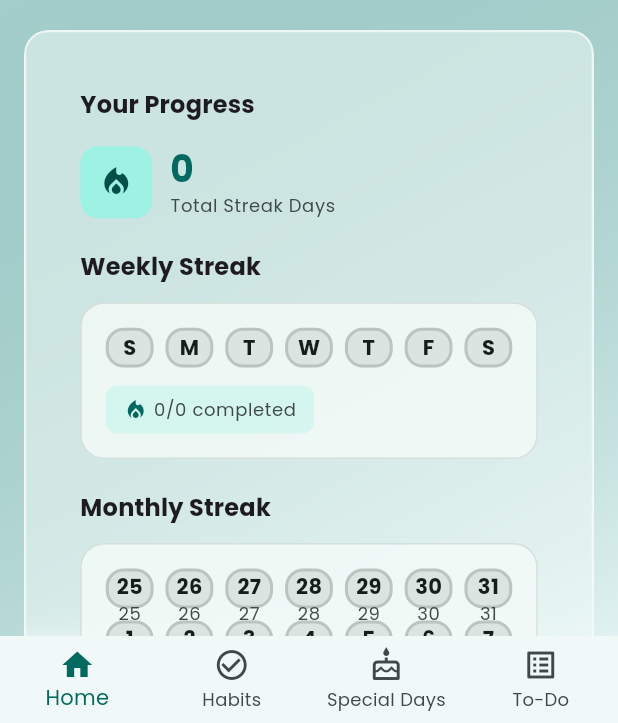
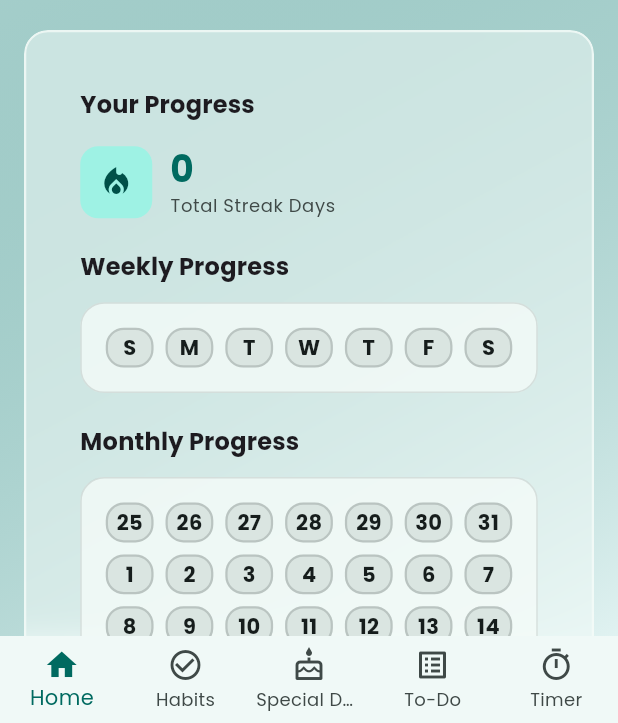
Before and after one commit to shad-ct/Habit-Habibi, a Flutter app: the screen it shows after launch, on a phone screen of 412 x 824 dp, the part 513-1236 px from its top. Run offline on Flutter 3.47's test engine with Material 3 defaults, Android fonts, the phone set to English and light mode, and no system bars; our stand-ins replace cloud_firestore, firebase_core, flutter_animate, flutter_local_notifications, google_fonts, timezone; accounts and stored records are empty; network calls fail.

Commit message:
added timer

```diff
--- a/lib/home_screen.dart
+++ b/lib/home_screen.dart
@@ -1,5 +1,12 @@
 // home_screen.dart
 // Android-optimized home page with larger vertical calendar displays
+
+// --- FIX NOTES ---
+// 1. Rewrote the `_buildStreakCalendar` widget logic completely.
+// 2. The calendar now correctly infers historical completion data based on
+//    each habit's 'streak' and 'isCompletedToday' status.
+// 3. The color of each day now represents the percentage of habits completed
+//    on that day, giving a much more accurate and useful visualization.
 
 import 'package:flutter/material.dart';
 import 'package:cloud_firestore/cloud_firestore.dart';
@@ -45,6 +52,8 @@ class _HomeScreenState extends State<HomeScreen> {
             _isLoadingQuote = false;
           });
         }
+      } else {
+        throw Exception('Failed to load quote');
       }
     } catch (e) {
       setState(() {
@@ -55,8 +64,10 @@ class _HomeScreenState extends State<HomeScreen> {
     }
   }
 
+  // --- UPDATED WIDGET ---
   Widget _buildStreakCalendar(List<DocumentSnapshot> habits, bool isWeekly) {
     final now = DateTime.now();
+    final today = DateTime(now.year, now.month, now.day);
     final daysToShow = isWeekly ? 7 : 30;
     final theme = Theme.of(context);
 
@@ -64,7 +75,7 @@ class _HomeScreenState extends State<HomeScreen> {
       crossAxisAlignment: CrossAxisAlignment.start,
       children: [
         Text(
-          isWeekly ? 'Weekly Streak' : 'Monthly Streak',
+          isWeekly ? 'Weekly Progress' : 'Monthly Progress',
           style: theme.textTheme.titleMedium?.copyWith(
             fontWeight: FontWeight.bold,
           ),
@@ -82,12 +93,11 @@ class _HomeScreenState extends State<HomeScreen> {
           child: Column(
             crossAxisAlignment: CrossAxisAlignment.start,
             children: [
-              // Calendar grid
               GridView.builder(
                 shrinkWrap: true,
                 physics: const NeverScrollableScrollPhysics(),
                 gridDelegate: SliverGridDelegateWithFixedCrossAxisCount(
-                  crossAxisCount: isWeekly ? 7 : 7,
+                  crossAxisCount: 7,
                   crossAxisSpacing: 8,
                   mainAxisSpacing: 8,
                   childAspectRatio: 1.2,
@@ -95,25 +105,54 @@ class _HomeScreenState extends State<HomeScreen> {
                 itemCount: daysToShow,
                 itemBuilder: (context, index) {
                   final date =
-                      now.subtract(Duration(days: daysToShow - 1 - index));
+                      today.subtract(Duration(days: daysToShow - 1 - index));
                   final dayName = isWeekly
                       ? ['M', 'T', 'W', 'T', 'F', 'S', 'S'][date.weekday - 1]
                       : date.day.toString();
 
-                  final isCompleted =
-                      habits.any((habit) => habit['isCompletedToday'] == true);
+                  final daysAgo = today.difference(date).inDays;
+
+                  int completedHabitsForThisDay = 0;
+                  if (habits.isNotEmpty) {
+                    for (var habit in habits) {
+                      final data = habit.data() as Map<String, dynamic>;
+                      final streak = data['streak'] as int? ?? 0;
+                      final isCompletedToday =
+                          data['isCompletedToday'] as bool? ?? false;
+
+                      if (isCompletedToday) {
+                        if (daysAgo < streak) {
+                          completedHabitsForThisDay++;
+                        }
+                      } else {
+                        if (daysAgo > 0 && daysAgo <= streak) {
+                          completedHabitsForThisDay++;
+                        }
+                      }
+                    }
+                  }
+
+                  final completionRatio = habits.isEmpty
+                      ? 0.0
+                      : completedHabitsForThisDay / habits.length;
+
+                  final color = Color.lerp(
+                    theme.colorScheme.surfaceVariant,
+                    theme.colorScheme.primary,
+                    completionRatio,
+                  )!;
+
+                  final onColor = completionRatio > 0.6
+                      ? theme.colorScheme.onPrimary
+                      : theme.colorScheme.onSurface;
 
                   return Container(
                     decoration: BoxDecoration(
-                      color: isCompleted
-                          ? theme.colorScheme.primary
-                          : theme.colorScheme.surfaceVariant,
+                      color: color,
                       borderRadius: BorderRadius.circular(12),
                       border: Border.all(
-                        color: isCompleted
-                            ? theme.colorScheme.primary
-                            : theme.colorScheme.outline.withOpacity(0.3),
-                        width: 2,
+                        color: theme.colorScheme.outline.withOpacity(0.3),
+                        width: 1.5,
                       ),
                     ),
                     child: Column(
@@ -122,51 +161,14 @@ class _HomeScreenState extends State<HomeScreen> {
                         Text(
                           dayName,
                           style: theme.textTheme.bodyMedium?.copyWith(
-                            color: isCompleted
-                                ? theme.colorScheme.onPrimary
-                                : theme.colorScheme.onSurface,
+                            color: onColor,
                             fontWeight: FontWeight.bold,
                           ),
                         ),
-                        if (!isWeekly && daysToShow > 7)
-                          Text(
-                            date.day.toString(),
-                            style: theme.textTheme.bodySmall?.copyWith(
-                              color: isCompleted
-                                  ? theme.colorScheme.onPrimary
-                                  : theme.colorScheme.onSurfaceVariant,
-                            ),
-                          ),
                       ],
                     ),
                   );
                 },
-              ),
-              const SizedBox(height: 12),
-              Container(
-                padding:
-                    const EdgeInsets.symmetric(horizontal: 12, vertical: 8),
-                decoration: BoxDecoration(
-                  color: theme.colorScheme.primaryContainer.withOpacity(0.3),
-                  borderRadius: BorderRadius.circular(8),
-                ),
-                child: Row(
-                  mainAxisSize: MainAxisSize.min,
-                  children: [
-                    Icon(
-                      Icons.local_fire_department,
-                      size: 16,
-                      color: theme.colorScheme.primary,
-                    ),
-                    const SizedBox(width: 4),
-                    Text(
-                      '${habits.where((h) => h['isCompletedToday'] == true).length}/${habits.length} completed',
-                      style: theme.textTheme.bodySmall?.copyWith(
-                        color: theme.colorScheme.onSurfaceVariant,
-                      ),
-                    ),
-                  ],
-                ),
               ),
             ],
           ),
@@ -203,6 +205,10 @@ class _HomeScreenState extends State<HomeScreen> {
             }
 
             final habits = snapshot.data?.docs ?? [];
+            final totalStreakDays = habits.fold(0, (sum, habit) {
+              final data = habit.data() as Map<String, dynamic>?;
+              return sum + (data?['streak'] as int? ?? 0);
+            });
 
             return SingleChildScrollView(
               padding: const EdgeInsets.all(16),
@@ -211,6 +217,7 @@ class _HomeScreenState extends State<HomeScreen> {
                 children: [
                   // Welcome header
                   GlassmorphicContainer(
+                    margin: EdgeInsets.zero,
                     child: Padding(
                       padding: const EdgeInsets.all(20),
                       child: Column(
@@ -237,6 +244,7 @@ class _HomeScreenState extends State<HomeScreen> {
 
                   // Daily quote
                   GlassmorphicContainer(
+                    margin: EdgeInsets.zero,
                     child: Padding(
                       padding: const EdgeInsets.all(20),
                       child: Column(
@@ -282,6 +290,7 @@ class _HomeScreenState extends State<HomeScreen> {
 
                   // Progress overview
                   GlassmorphicContainer(
+                    margin: EdgeInsets.zero,
                     child: Padding(
                       padding: const EdgeInsets.all(20),
                       child: Column(
@@ -294,8 +303,6 @@ class _HomeScreenState extends State<HomeScreen> {
                             ),
                           ),
                           const SizedBox(height: 16),
-
-                          // Total streak
                           Row(
                             children: [
                               Container(
@@ -315,7 +322,7 @@ class _HomeScreenState extends State<HomeScreen> {
                                 crossAxisAlignment: CrossAxisAlignment.start,
                                 children: [
                                   Text(
-                                    '${habits.fold(0, (sum, habit) => sum + (habit['streak'] as int))}',
+                                    '$totalStreakDays',
                                     style:
                                         theme.textTheme.headlineSmall?.copyWith(
                                       fontWeight: FontWeight.bold,
@@ -333,63 +340,14 @@ class _HomeScreenState extends State<HomeScreen> {
                             ],
                           ),
                           const SizedBox(height: 20),
-
-                          // Weekly streak calendar
                           _buildStreakCalendar(habits, true),
                           const SizedBox(height: 20),
-
-                          // Monthly streak calendar
                           _buildStreakCalendar(habits, false),
                         ],
                       ),
                     ),
                   ),
                   const SizedBox(height: 20),
-
-                  // Quick stats
-                  GlassmorphicContainer(
-                    child: Padding(
-                      padding: const EdgeInsets.all(20),
-                      child: Column(
-                        crossAxisAlignment: CrossAxisAlignment.start,
-                        children: [
-                          Text(
-                            'Quick Stats',
-                            style: theme.textTheme.titleMedium?.copyWith(
-                              fontWeight: FontWeight.bold,
-                            ),
-                          ),
-                          const SizedBox(height: 16),
-                          Row(
-                            mainAxisAlignment: MainAxisAlignment.spaceEvenly,
-                            children: [
-                              _buildStatCard(
-                                '${habits.length}',
-                                'Total\nHabits',
-                                Icons.list,
-                                theme.colorScheme.primary,
-                                theme,
-                              ),
-                              _buildStatCard(
-                                '${habits.where((h) => h['isCompletedToday'] == true).length}',
-                                'Completed\nToday',
-                                Icons.check_circle,
-                                Colors.green,
-                                theme,
-                              ),
-                              _buildStatCard(
-                                '${habits.where((h) => (h['streak'] as int) >= 7).length}',
-                                'Weekly\nStreak',
-                                Icons.calendar_today,
-                                Colors.orange,
-                                theme,
-                              ),
-                            ],
-                          ),
-                        ],
-                      ),
-                    ),
-                  ),
                 ],
               ),
             );
@@ -398,46 +356,4 @@ class _HomeScreenState extends State<HomeScreen> {
       ),
     );
   }
-
-  Widget _buildStatCard(
-    String value,
-    String label,
-    IconData icon,
-    Color color,
-    ThemeData theme,
-  ) {
-    return Expanded(
-      child: Container(
-        margin: const EdgeInsets.symmetric(horizontal: 4),
-        padding: const EdgeInsets.all(16),
-        decoration: BoxDecoration(
-          color: theme.colorScheme.surfaceVariant.withOpacity(0.3),
-          borderRadius: BorderRadius.circular(12),
-          border: Border.all(
-            color: theme.colorScheme.outline.withOpacity(0.2),
-          ),
-        ),
-        child: Column(
-          children: [
-            Icon(icon, color: color, size: 24),
-            const SizedBox(height: 8),
-            Text(
-              value,
-              style: theme.textTheme.titleLarge?.copyWith(
-                fontWeight: FontWeight.bold,
-                color: color,
-              ),
-            ),
-            Text(
-              label,
-              textAlign: TextAlign.center,
-              style: theme.textTheme.bodySmall?.copyWith(
-                color: theme.colorScheme.onSurfaceVariant,
-              ),
-            ),
-          ],
-        ),
-      ),
-    );
-  }
 }
--- a/lib/main.dart
+++ b/lib/main.dart
@@ -1,6 +1,10 @@
 // main.dart
 // Main entry point for the Habit-Habibi application.
-// This file initializes the app and sets up the primary theme and navigation.
+
+// --- UPDATE NOTES ---
+// 1. Imported the new `timer_stopwatch_screen.dart`.
+// 2. Added the `TimerStopwatchScreen` to the list of screens.
+// 3. Added a new `BottomNavigationBarItem` for the new screen.
 
 import 'package:flutter/material.dart';
 import 'package:firebase_core/firebase_core.dart';
@@ -12,14 +16,13 @@ import 'notification_service.dart';
 import 'notification_scheduler.dart';
 import 'todo_list_screen.dart';
 import 'home_screen.dart';
+import 'timer_stopwatch_screen.dart'; // New import
 
 void main() async {
   WidgetsFlutterBinding.ensureInitialized();
 
-  // Initialize the notification service
   final notificationService = NotificationService();
   await notificationService.init();
-  // FIXED: Request notification permissions on startup
   await notificationService.requestPermissions();
 
   await Firebase.initializeApp(
@@ -33,7 +36,6 @@ void main() async {
         measurementId: "G-8B0RH4R9VB"),
   );
 
-  // Schedule all habit notifications after Firebase initialization
   await NotificationScheduler.scheduleAllHabitNotifications();
 
   Animate.restartOnHotReload = true;
@@ -45,7 +47,6 @@ class HabitHabibiApp extends StatelessWidget {
 
   @override
   Widget build(BuildContext context) {
-    // Using the previously corrected theme and navigation logic
     return MaterialApp(
       title: 'Habit-Habibi',
       theme: ThemeData(
@@ -110,11 +111,13 @@ class _MainScreenState extends State<MainScreen> {
     super.dispose();
   }
 
+  // UPDATED: Added TimerStopwatchScreen
   static const List<Widget> _screens = <Widget>[
     HomeScreen(),
     HabitTrackerScreen(),
     SpecialDaysScreen(),
     TodoListScreen(),
+    TimerStopwatchScreen(),
   ];
 
   void _onItemTapped(int index) {
@@ -149,6 +152,7 @@ class _MainScreenState extends State<MainScreen> {
           children: _screens,
         ),
       ),
+      // UPDATED: Added new BottomNavigationBarItem
       bottomNavigationBar: BottomNavigationBar(
         items: const <BottomNavigationBarItem>[
           BottomNavigationBarItem(
@@ -171,6 +175,11 @@ class _MainScreenState extends State<MainScreen> {
             activeIcon: Icon(Icons.list_alt),
             label: 'To-Do',
           ),
+          BottomNavigationBarItem(
+            icon: Icon(Icons.timer_outlined),
+            activeIcon: Icon(Icons.timer),
+            label: 'Timer',
+          ),
         ],
         currentIndex: _selectedIndex,
         onTap: _onItemTapped,
```
Also changed, not shown: lib/notification_service.dart (+83 -38 lines), lib/timer_stopwatch_screen.dart (added, +381 -0 lines), pubspec.lock, 1 other file.
